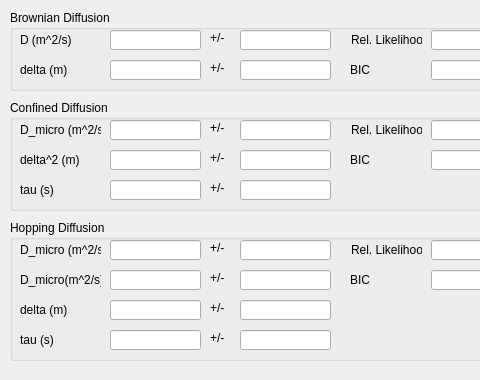
Old version of the form gui/tab/adc.ui in the repository Eggeling-Lab-Microscope-Software/TRAIT2D; both pictures show x 0 to 480 and y 0 to 380 of the 652 by 900 pixel window.
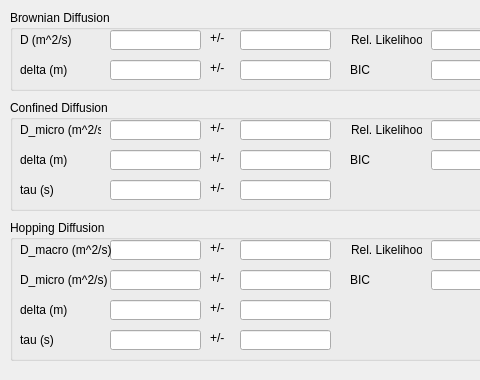
New version of the form. Custom widgets are drawn as their Qt base class.

Commit message: Added some UI improvements and a unit dialog on track load

What changed in the file:
```diff
--- a/gui/tab/adc.ui
+++ b/gui/tab/adc.ui
@@ -293,7 +293,7 @@
      </rect>
     </property>
     <property name="text">
-     <string>delta^2 (m)</string>
+     <string>delta (m)</string>
     </property>
    </widget>
    <widget class="QLineEdit" name="lineEditRelLikelihood_2">
@@ -485,12 +485,12 @@
      <rect>
       <x>10</x>
       <y>20</y>
-      <width>81</width>
+      <width>91</width>
       <height>20</height>
      </rect>
     </property>
     <property name="text">
-     <string>D_micro (m^2/s)</string>
+     <string>D_macro (m^2/s)</string>
     </property>
    </widget>
    <widget class="QLabel" name="labelParam2_3">
@@ -498,12 +498,12 @@
      <rect>
       <x>10</x>
       <y>50</y>
-      <width>81</width>
+      <width>91</width>
       <height>20</height>
      </rect>
     </property>
     <property name="text">
-     <string>D_micro(m^2/s)</string>
+     <string>D_micro (m^2/s)</string>
     </property>
    </widget>
    <widget class="QLineEdit" name="lineEditRelLikelihood_3">
```
The commit also changes 7 other files.
